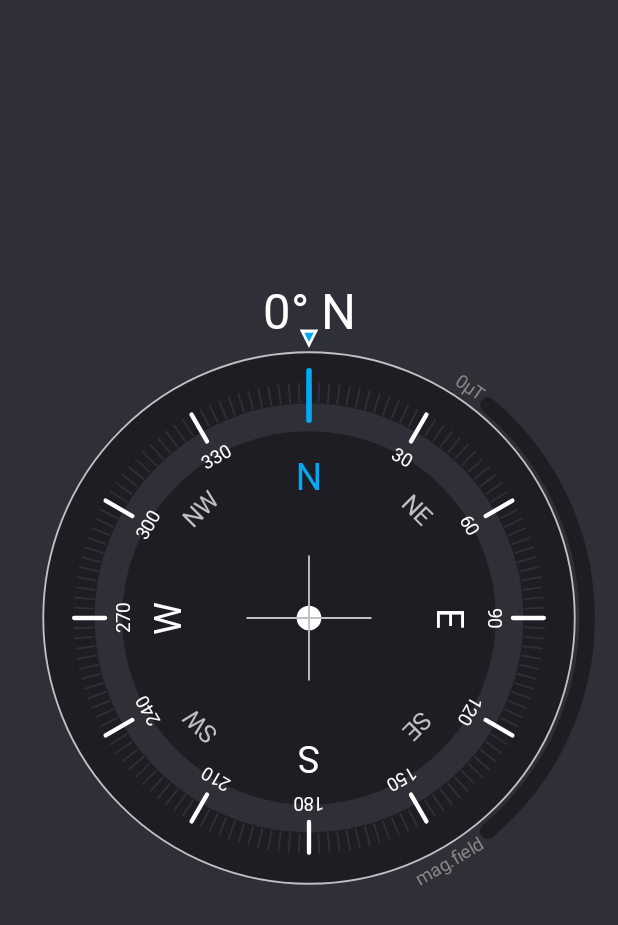
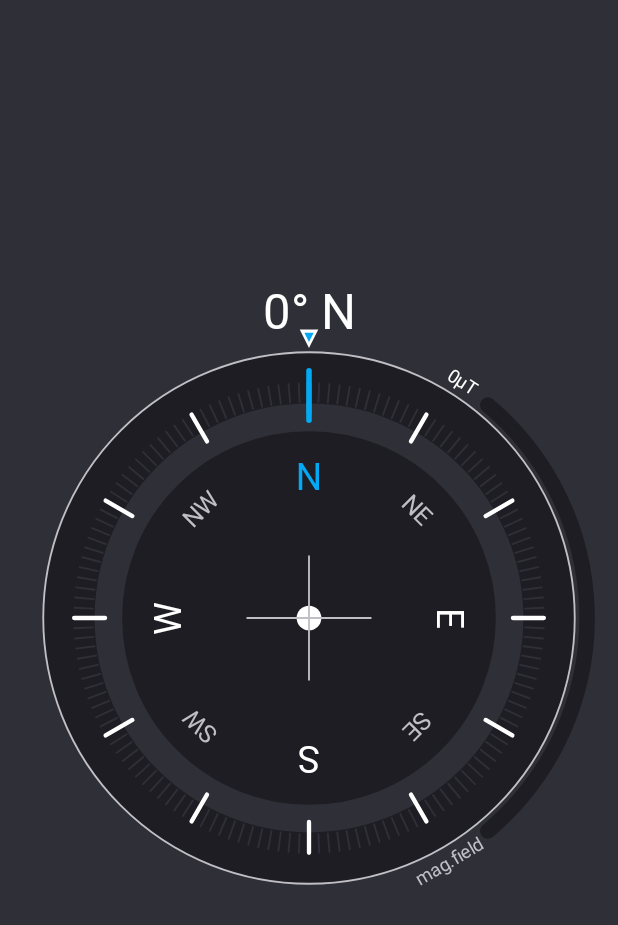
Before and after one commit to tranleduy2000/Compass, an Android app: the layout main.xml on its own in the app's theme, with its tools: preview values and no code run, on a phone screen of 412 x 824 dp. Shown: the top 925 px of the screen. Run offline under Robolectric (Android 15) with nearby library versions, the phone set to English and light mode, and no system bars.

Commit message:
text color

```diff
--- a/app/src/main/java/com/duy/compass/compass/CanvasHelper.java
+++ b/app/src/main/java/com/duy/compass/compass/CanvasHelper.java
@@ -30,6 +30,8 @@ public class CanvasHelper {
     private final Paint mPathPaint = new Paint(Paint.ANTI_ALIAS_FLAG);
     private final Paint mMagneticPaint = new Paint(Paint.ANTI_ALIAS_FLAG);
     private final Paint mBackgroundPaint = new Paint(Paint.ANTI_ALIAS_FLAG);
+    private final Paint mSecondaryTextPaint = new Paint(Paint.ANTI_ALIAS_FLAG);
+    private final Paint mPrimaryTextPaint = new Paint(Paint.ANTI_ALIAS_FLAG);
 
     private final Path mPath = new Path();
     private final SensorValue mSensorValue = new SensorValue();
@@ -59,6 +61,7 @@ public class CanvasHelper {
     private Path mClockPathSecondary = null;
     @Nullable
     private Path mClockPathPrimary = null;
+    private boolean mIsPaintCreated = false;
 
     public CanvasHelper(@NonNull Context context) {
         this.mContext = context;
@@ -81,6 +84,41 @@ public class CanvasHelper {
         drawAzimuthValue(canvas);
         //drawSunTime(canvas);
         drawPitchRoll(canvas);
+    }
+
+    private void initPaint() {
+        if (mIsPaintCreated) return;
+        mNumberTextPaint.setTextSize(realPx(30));
+        mNumberTextPaint.setColor(mPrimaryTextColor);
+        mNumberTextPaint.setTypeface(mTypeface);
+
+        mDirectionTextPaint.setTextSize(realPx(60));
+        mDirectionTextPaint.setTypeface(mTypeface);
+
+        LinearGradient gradient = new LinearGradient(0, 0, 0, realPx(500),
+                new int[]{Color.GREEN, Color.GREEN, Color.RED, Color.RED}, null, Shader.TileMode.MIRROR);
+        mMagneticPaint.setShader(gradient);
+        mMagneticPaint.setStrokeWidth(realPx(25));
+        mMagneticPaint.setStyle(Style.STROKE);
+        mMagneticPaint.setStrokeCap(Paint.Cap.ROUND);
+
+        mForegroundColor = ContextCompat.getColor(mContext, R.color.compass_foreground_color);
+        mBackgroundColor = ContextCompat.getColor(mContext, R.color.compass_background_color);
+        mPrimaryTextColor = ContextCompat.getColor(mContext, R.color.compass_text_primary_color);
+        mSecondaryTextColor = ContextCompat.getColor(mContext, R.color.compass_text_secondary_color);
+        mAccentColor = ContextCompat.getColor(mContext, R.color.compass_accent_color);
+
+        mBackgroundPaint.setColor(mBackgroundColor);
+        mBackgroundPaint.setStyle(Style.FILL);
+
+        mPathPaint.setStrokeCap(Paint.Cap.ROUND);
+
+        mSecondaryTextPaint.setColor(mSecondaryTextColor);
+        mSecondaryTextPaint.setTypeface(mTypeface);
+
+        mPrimaryTextPaint.setColor(mPrimaryTextColor);
+        mPrimaryTextPaint.setTypeface(mTypeface);
+        mIsPaintCreated = true;
     }
 
     private void drawBackground(Canvas canvas) {
@@ -156,8 +194,11 @@ public class CanvasHelper {
         mPath.addArc(bound, 310 + sweepAngle - percent, percent);
         canvas.drawPath(mPath, mMagneticPaint);
 
-        drawText(canvas, 305, String.format(Locale.US, "%dμT", (int) mSensorValue.getMagneticField()), 445, 30);
-        drawText(canvas, 60, "mag.field", 445, 30);
+        mPrimaryTextPaint.setTextSize(realPx(30));
+        drawText(canvas, 303, String.format(Locale.US, "%dμT", (int) mSensorValue.getMagneticField()), 445, mPrimaryTextPaint);
+
+        mSecondaryTextPaint.setTextSize(realPx(30));
+        drawText(canvas, 60, "mag.field", 445, mSecondaryTextPaint);
     }
 
 
@@ -178,10 +219,8 @@ public class CanvasHelper {
 
     private void drawAzimuthValue(Canvas canvas) {
         //draw triangle
-
-
-        int x = mCenter.x;
-        int y = (int) (mCenter.y - realPx(430 + mUnitPadding * 2));
+        float x = mCenter.x;
+        float y = (int) (mCenter.y - realPx(430 + mUnitPadding * 2));
         float length = realPx(30);
 
         mPath.reset();
@@ -206,36 +245,10 @@ public class CanvasHelper {
         mPathPaint.setColor(mAccentColor);
         canvas.drawPath(mPath, mPathPaint);
 
-        mNumberTextPaint.setTextSize(realPx(80));
+        mPrimaryTextPaint.setTextSize(realPx(80));
         String str = ((int) mSensorValue.getAzimuth()) + "° " + getDirectionText(mSensorValue.getAzimuth());
-        canvas.drawText(str, x - mNumberTextPaint.measureText(str) / 2.0f,
-                y - length - realPx(mUnitPadding * 2), mNumberTextPaint);
-    }
-
-
-    private void initPaint() {
-        mNumberTextPaint.setTextSize(realPx(30));
-        mNumberTextPaint.setColor(mPrimaryTextColor);
-        mNumberTextPaint.setTypeface(mTypeface);
-
-        mDirectionTextPaint.setTextSize(realPx(60));
-        mDirectionTextPaint.setTypeface(mTypeface);
-
-        LinearGradient gradient = new LinearGradient(0, 0, 0, realPx(500), Color.GREEN, Color.RED, Shader.TileMode.MIRROR);
-        mMagneticPaint.setShader(gradient);
-        mMagneticPaint.setStrokeWidth(realPx(25));
-        mMagneticPaint.setStyle(Style.STROKE);
-        mMagneticPaint.setStrokeCap(Paint.Cap.ROUND);
-
-        mForegroundColor = ContextCompat.getColor(mContext, R.color.compass_foreground_color);
-        mBackgroundColor = ContextCompat.getColor(mContext, R.color.compass_background_color);
-        mPrimaryTextColor = ContextCompat.getColor(mContext, R.color.compass_text_primary_color);
-        mSecondaryTextColor = ContextCompat.getColor(mContext, R.color.compass_text_secondary_color);
-        mAccentColor = ContextCompat.getColor(mContext, R.color.compass_accent_color);
-        mBackgroundPaint.setColor(mBackgroundColor);
-        mBackgroundPaint.setStyle(Style.FILL);
-
-        mPathPaint.setStrokeCap(Paint.Cap.ROUND);
+        y = y - length - realPx(mUnitPadding * 2);
+        canvas.drawText(str, x - mPrimaryTextPaint.measureText(str) / 2.0f, y, mPrimaryTextPaint);
     }
 
 
@@ -321,8 +334,6 @@ public class CanvasHelper {
 
     private void drawNumber(Canvas canvas) {
         float radius = 330;
-
-
         drawNumber(canvas, 300.0f, "30", radius);
         drawNumber(canvas, 330.0f, "60", radius);
         drawNumber(canvas, 360.0f, "90", radius);
@@ -346,9 +357,6 @@ public class CanvasHelper {
         float x = (cos * realPx(radius)) + mCenter.x;
         float y = (sin * realPx(radius)) + mCenter.y;
 
-//        canvas.drawPoint(x, y, mNumberPaint);
-//        canvas.drawPoint(mCenter.x, mCenter.y, mNumberPaint);
-
         canvas.save();
 
         canvas.translate(x, y);
@@ -358,12 +366,7 @@ public class CanvasHelper {
         canvas.restore();
     }
 
-    private void drawText(Canvas canvas, float degree, String text, float radius, float size) {
-        Paint paint = new Paint(Paint.ANTI_ALIAS_FLAG);
-        paint.setTextSize(realPx(size));
-        paint.setColor(Color.GRAY);
-        paint.setTypeface(mTypeface);
-
+    private void drawText(Canvas canvas, float degree, String text, float radius, Paint paint) {
         Paint.FontMetrics fm = paint.getFontMetrics();
         float height = fm.bottom - fm.top + fm.leading;
 
--- a/app/src/main/res/layout/activity_main.xml
+++ b/app/src/main/res/layout/activity_main.xml
@@ -22,6 +22,7 @@
         android:layout_width="match_parent"
         android:layout_height="wrap_content"
         android:background="?colorPrimaryDark"
+        android:visibility="gone"
         app:elevation="4dp"
         app:itemIconTint="@drawable/nav_item_color_state"
         app:itemTextColor="@drawable/nav_item_color_state"
```
